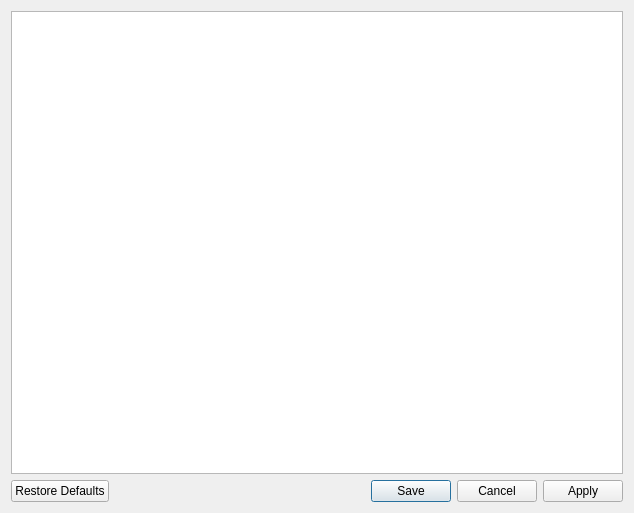
pecenvilem/end4train, file qt_designer/settings_dialog.ui: the form before one commit.
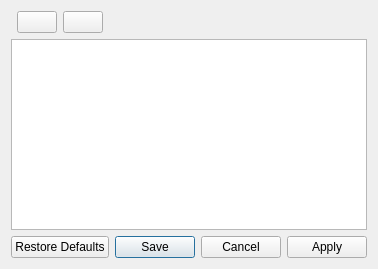
The form after the commit. Icons and pictures are not drawn.

```diff
--- a/qt_designer/settings_dialog.ui
+++ b/qt_designer/settings_dialog.ui
@@ -6,8 +6,8 @@
    <rect>
     <x>0</x>
     <y>0</y>
-    <width>634</width>
-    <height>513</height>
+    <width>354</width>
+    <height>269</height>
    </rect>
   </property>
   <property name="windowTitle">
@@ -21,6 +21,22 @@
   </property>
   <layout class="QFormLayout" name="formLayout">
    <item row="1" column="0" colspan="2">
+    <widget class="QTreeView" name="tree_view">
+     <property name="tabKeyNavigation">
+      <bool>true</bool>
+     </property>
+     <property name="alternatingRowColors">
+      <bool>true</bool>
+     </property>
+     <attribute name="headerCascadingSectionResizes">
+      <bool>true</bool>
+     </attribute>
+     <attribute name="headerStretchLastSection">
+      <bool>true</bool>
+     </attribute>
+    </widget>
+   </item>
+   <item row="4" column="0" colspan="2">
     <widget class="QDialogButtonBox" name="button_box">
      <property name="orientation">
       <enum>Qt::Orientation::Horizontal</enum>
@@ -33,21 +49,54 @@
      </property>
     </widget>
    </item>
-   <item row="0" column="0" colspan="2">
-    <widget class="QTreeView" name="tree_view">
-     <property name="tabKeyNavigation">
-      <bool>true</bool>
-     </property>
-     <property name="alternatingRowColors">
-      <bool>true</bool>
-     </property>
-     <attribute name="headerCascadingSectionResizes">
-      <bool>true</bool>
-     </attribute>
-     <attribute name="headerStretchLastSection">
-      <bool>true</bool>
-     </attribute>
-    </widget>
+   <item row="0" column="1">
+    <layout class="QHBoxLayout" name="horizontalLayout">
+     <item>
+      <widget class="QPushButton" name="expand_button">
+       <property name="text">
+        <string/>
+       </property>
+       <property name="icon">
+        <iconset theme="QIcon::ThemeIcon::GoDown"/>
+       </property>
+       <property name="iconSize">
+        <size>
+         <width>8</width>
+         <height>8</height>
+        </size>
+       </property>
+      </widget>
+     </item>
+     <item>
+      <widget class="QPushButton" name="collapse_button">
+       <property name="text">
+        <string/>
+       </property>
+       <property name="icon">
+        <iconset theme="QIcon::ThemeIcon::GoUp"/>
+       </property>
+       <property name="iconSize">
+        <size>
+         <width>8</width>
+         <height>8</height>
+        </size>
+       </property>
+      </widget>
+     </item>
+     <item>
+      <spacer name="horizontalSpacer">
+       <property name="orientation">
+        <enum>Qt::Orientation::Horizontal</enum>
+       </property>
+       <property name="sizeHint" stdset="0">
+        <size>
+         <width>40</width>
+         <height>20</height>
+        </size>
+       </property>
+      </spacer>
+     </item>
+    </layout>
    </item>
   </layout>
  </widget>
```
Left out of the diff: 32 changed lines with no effect on the pictures.
